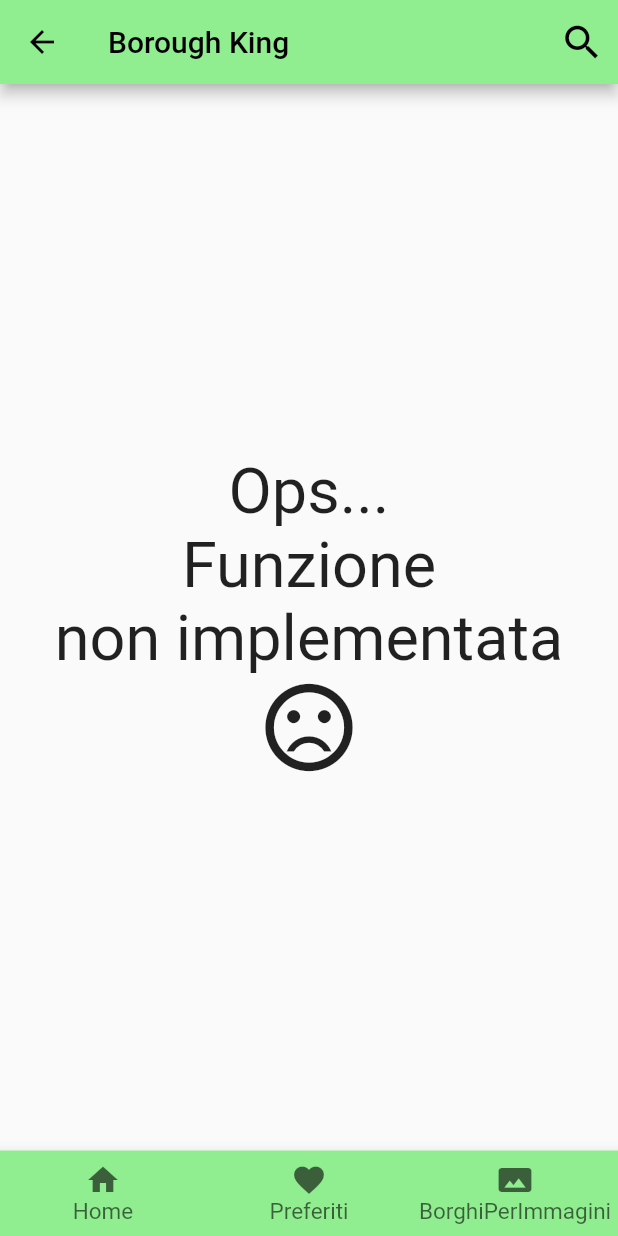
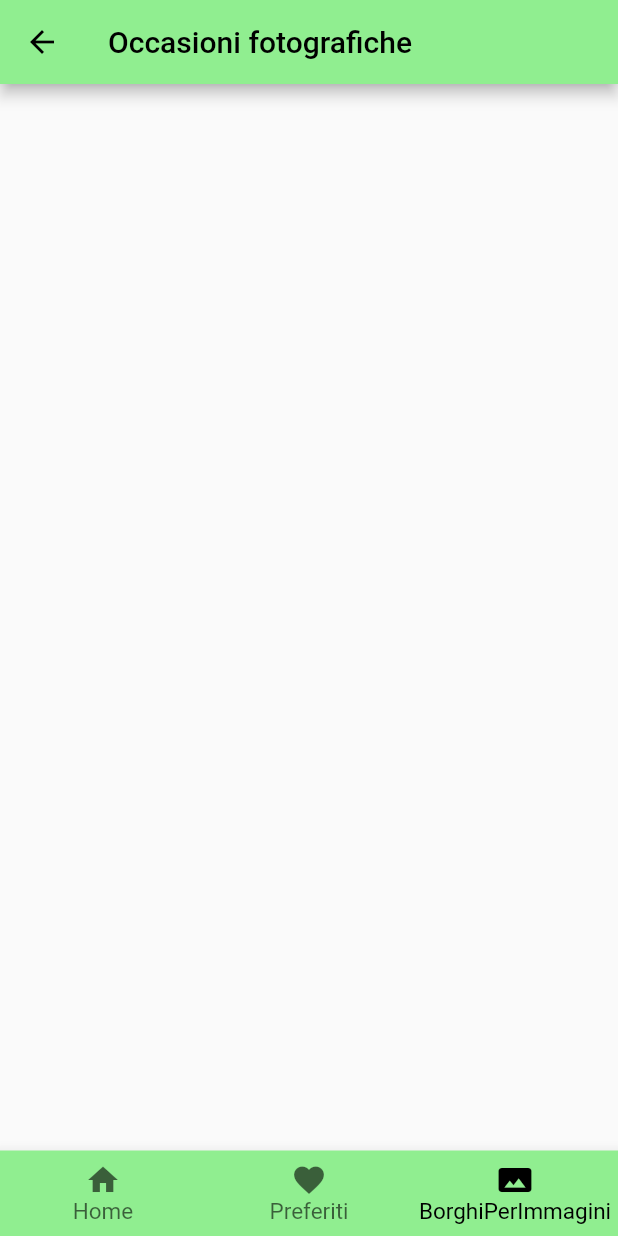
Before and after one commit to LorenzoCristini/borough_king, a Flutter app: the screen it shows after launch, item 3 of the bottom bar chosen, on a phone screen of 412 x 824 dp. Run offline on Flutter 3.47's test engine with Material 2 defaults, Android fonts, the light colour scheme and no system bars; network calls fail.

Commit message:
Aggiunte schermate delle schede e occasioni fotografiche

```diff
--- a/lib/main.dart
+++ b/lib/main.dart
@@ -5,6 +5,11 @@ import 'package:flutter/foundation.dart';
 import "package:flutter/material.dart";
 import "package:borough_king/widgets/preferiti.dart";
 import "package:borough_king/widgets/search.dart";
+import "package:borough_king/widgets/occasioni_fotografiche.dart";
+import "package:borough_king/cardHP/villaggioNatale.dart";
+import "package:borough_king/cardHP/mercatiniSubiaco.dart";
+import "package:borough_king/cardHP/neveAnagni.dart";
+import "package:borough_king/cardHP/presepCal.dart";
 
 void main() => runApp(MyApp());
 
@@ -14,11 +19,7 @@ class MyApp extends StatelessWidget {
     return MaterialApp(
       title: "Borough King",
       home: HomePage(),
-      routes: {
-        'HomePage' : (context) => HomePage(),
-        'NotImplemented' : (context) => notImplemented(),
-        'preferiti' : (context) => preferiti(),
-      },
+
     );
   }
 }
@@ -97,7 +98,7 @@ class HomePage extends StatelessWidget {
             onTap: () {
             Navigator.push(
             context,
-            MaterialPageRoute(builder: (context) => notImplemented()),
+            MaterialPageRoute(builder: (context) => villaggio()),
             );
             },
           child: Card(
@@ -124,7 +125,7 @@ class HomePage extends StatelessWidget {
                     onTap: () {
             Navigator.push(
             context,
-            MaterialPageRoute(builder: (context) => notImplemented()),
+            MaterialPageRoute(builder: (context) => presepe()),
             );
             },
             child: Card(
@@ -152,7 +153,7 @@ class HomePage extends StatelessWidget {
                     onTap: () {
             Navigator.push(
             context,
-            MaterialPageRoute(builder: (context) => notImplemented()),
+            MaterialPageRoute(builder: (context) => neve()),
             );
             },
             child: Card(
@@ -180,7 +181,7 @@ class HomePage extends StatelessWidget {
             onTap: () {
             Navigator.push(
             context,
-            MaterialPageRoute(builder: (context) => notImplemented()),
+            MaterialPageRoute(builder: (context) => mercatini()),
             );
             },
             child: Card(
@@ -296,7 +297,7 @@ class HomePage extends StatelessWidget {
           } else if (value == 2) {
             Navigator.push(
               context,
-              MaterialPageRoute(builder: (context) => notImplemented()),
+              MaterialPageRoute(builder: (context) => occasioniFotografiche()),
             );
           }
         },
--- /dev/null
+++ b/lib/widgets/occasioni_fotografiche.dart
@@ -0,0 +1,63 @@
+import 'dart:math';
+import 'package:borough_king/main.dart';
+import 'package:flutter/cupertino.dart';
+import 'package:flutter/foundation.dart';
+import "package:flutter/material.dart";
+import "package:borough_king/widgets/preferiti.dart";
+
+class occasioniFotografiche extends StatelessWidget {
+  @override
+  Widget build(BuildContext context) {
+    return Scaffold(
+      appBar: AppBar(
+          title: Text("Occasioni fotografiche", style: TextStyle(color: Colors.black)),
+          backgroundColor: Color(0xff90EE90),
+          iconTheme: IconThemeData(color: Colors.black)),
+      bottomNavigationBar: BottomNavigationBar(
+        // Server per inserire la barra inferiore
+        currentIndex: 2,
+        type: BottomNavigationBarType.fixed,
+        backgroundColor: Color(0xff90EE90),
+        selectedItemColor: Colors.black,
+        unselectedItemColor: Colors.black.withOpacity(.60),
+        selectedFontSize: 15,
+        unselectedFontSize: 15,
+        onTap: (value) {
+          // Respond to item press.
+          //Ogni bottone ha un indice e gli indici partono da 0 quindi il primo è la home e gli altri a seguire
+          if (value == 0) {
+            Navigator.push(
+              context,
+              MaterialPageRoute(builder: (context) => HomePage()),
+            );
+          } else if (value == 1) {
+            Navigator.push(
+              context,
+              MaterialPageRoute(builder: (context) => preferiti()),
+            );
+          } else if (value == 2) {
+            Navigator.push(
+              context,
+              MaterialPageRoute(builder: (context) => occasioniFotografiche()),
+            );
+          }
+        },
+        items: [
+          BottomNavigationBarItem(
+            label: 'Home',
+            icon: Icon(Icons.home),
+          ),
+          BottomNavigationBarItem(
+            label: 'Preferiti',
+            icon: Icon(Icons.favorite),
+          ),
+          BottomNavigationBarItem(
+            label: 'BorghiPerImmagini',
+            icon: Icon(Icons.panorama),
+          ),
+        ],
+      ),
+    );
+
+  }
+}
--- a/pubspec.yaml
+++ b/pubspec.yaml
@@ -23,6 +23,7 @@ environment:
 dependencies:
   flutter:
     sdk: flutter
+
 
 
   # The following adds the Cupertino Icons font to your application.
```
Also changed, not shown: lib/cardHP/mercatiniSubiaco.dart (added, +44 -0 lines), lib/cardHP/neveAnagni.dart (added, +44 -0 lines), lib/cardHP/presepCal.dart (added, +44 -0 lines), lib/cardHP/villaggioNatale.dart (added, +44 -0 lines).
